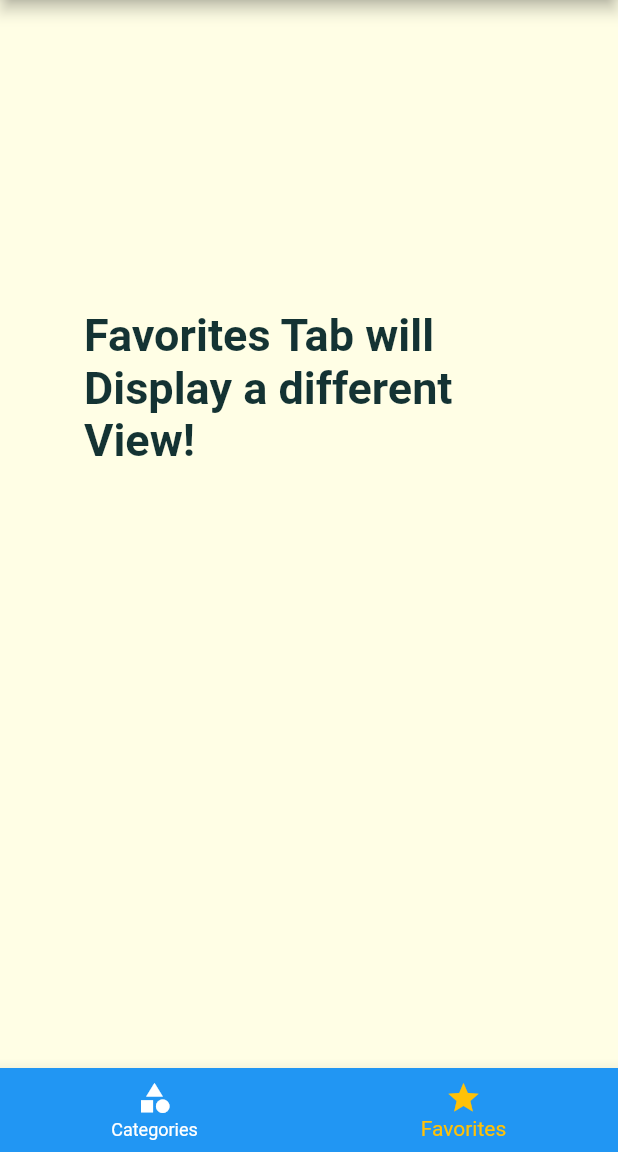
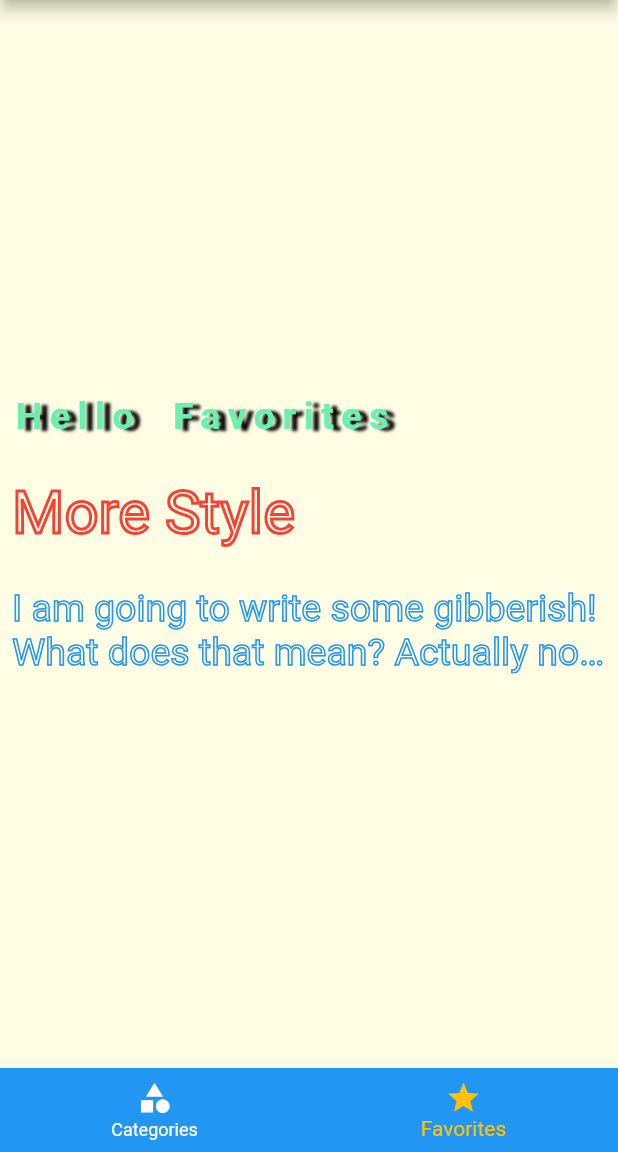
Before and after one commit to sanjibsinha/news_app_extended, a Flutter app: the screen it shows after launch, item 2 of the bottom bar chosen, on a phone screen of 412 x 824 dp, the part 84-1236 px from its top. Run offline on Flutter 3.47's test engine with Material 2 defaults, Android fonts, the phone set to English and light mode, and no system bars.

Commit message:
adding text styles

```diff
--- a/lib/views/favorites_screen.dart
+++ b/lib/views/favorites_screen.dart
@@ -5,18 +5,75 @@ class FavoritesScreen extends StatelessWidget {
 
   @override
   Widget build(BuildContext context) {
-    return const Center(
-      child: SizedBox(
-        height: 300.0,
-        width: 300.0,
-        child: Text(
-          'Favorites Tab will Display a different View!',
-          style: TextStyle(
-            fontSize: 30.0,
-            fontWeight: FontWeight.bold,
+    return _textController();
+  }
+}
+
+Widget _textController() => Center(
+      child: Column(
+        mainAxisAlignment: MainAxisAlignment.center,
+        crossAxisAlignment: CrossAxisAlignment.start,
+        children: <Widget>[
+          const Padding(
+            padding: EdgeInsets.all(8.0),
+            child: Text(
+              'Hello Favorites',
+              style: TextStyle(
+                fontWeight: FontWeight.bold,
+                fontSize: 25.0,
+                color: Colors.greenAccent,
+                decorationColor: Colors.red,
+                decorationStyle: TextDecorationStyle.wavy,
+                letterSpacing: 5.0,
+                wordSpacing: 10.0,
+                shadows: [
+                  Shadow(
+                    color: Colors.black,
+                    blurRadius: 2.0,
+                    offset: Offset(5, 1),
+                  ),
+                ],
+              ),
+            ),
           ),
-        ),
+          const SizedBox(
+            height: 10.0,
+          ),
+          Padding(
+            padding: const EdgeInsets.all(8.0),
+            child: Text(
+              'More Style',
+              style: TextStyle(
+                  fontSize: 40.0,
+                  fontWeight: FontWeight.normal,
+                  foreground: Paint()
+                    ..color = Colors.red
+                    ..strokeWidth = 2.0
+                    ..style = PaintingStyle.stroke),
+            ),
+          ),
+          const SizedBox(
+            height: 10.0,
+          ),
+          Padding(
+            padding: const EdgeInsets.all(8.0),
+            child: Text(
+              'I am going to write some gibberish! What does that mean? Actually nothing! '
+              'Now you may ask should an adjective always align with the noun? Or, an '
+              'adverb should follow a verb like its shadow?',
+              style: TextStyle(
+                  fontSize: 25.0,
+                  fontWeight: FontWeight.normal,
+                  foreground: Paint()
+                    ..color = Colors.blue
+                    ..strokeWidth = 1.0
+                    ..style = PaintingStyle.stroke),
+              textAlign: TextAlign.left,
+              maxLines: 2,
+              // it means some more text are there waiting for you to be read
+              overflow: TextOverflow.ellipsis,
+            ),
+          ),
+        ],
       ),
     );
-  }
-}
```
